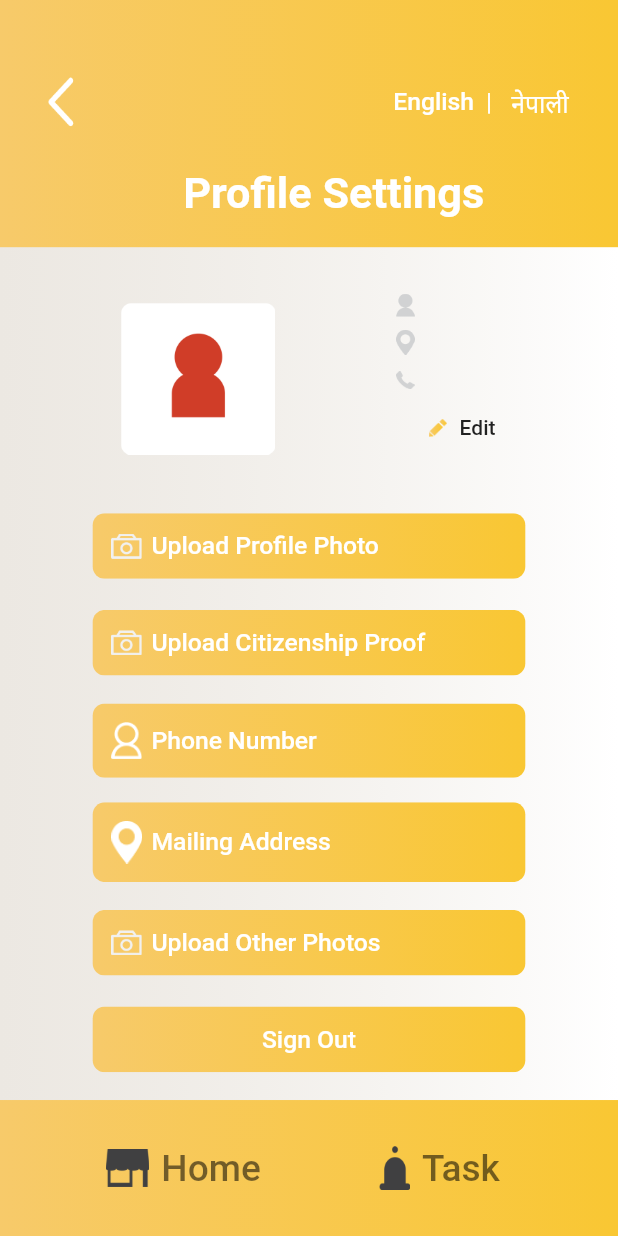
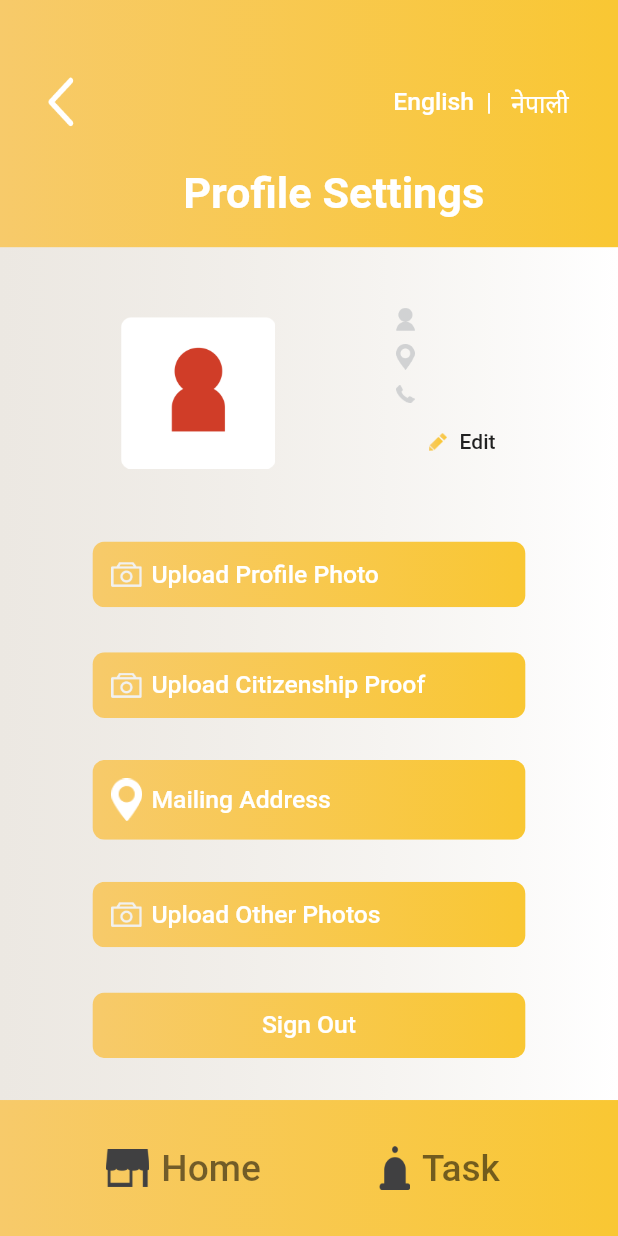
Before and after one commit to diksha/grihni, a Flutter app: the ProfileSettings screen opened directly with empty values, on a phone screen of 412 x 824 dp. Run offline on Flutter 3.47's test engine with Material 2 defaults, Android fonts, the phone set to English and light mode, and no system bars; our stand-ins replace cloud_firestore, device_preview, firebase_auth, firebase_core, firebase_storage, flutter_riverpod and 4 more; accounts and stored records are empty; generated files the repository leaves out were written again; project files that could hold a hidden picture were left out.

```diff
--- a/lib/ui/screens/profile/profile_settings.dart
+++ b/lib/ui/screens/profile/profile_settings.dart
@@ -136,15 +136,12 @@ class ProfileSettings extends ConsumerWidget {
                   ),
                 ),
                 _button(AppLocalizations.of(context)!.uploadProfilePhoto,
-                    "assets/images/icons/photo.png",context,grihini),
+                    "assets/images/icons/photo.png", context, grihini),
                 _button(AppLocalizations.of(context)!.uploadCitizenshipProof,
-                    "assets/images/icons/photo.png",context,grihini),
-                _button(AppLocalizations.of(context)!.phoneNumber,
-                    "assets/images/icons/phonenumicon.png",context,grihini),
-                _button(AppLocalizations.of(context)!.mailingAddress,
-                    "assets/images/icons/location.png",context,grihini),
+                    "assets/images/icons/photo.png", context, grihini),
+                _buttonMailingAddress(context, grihini),
                 _button(AppLocalizations.of(context)!.uploadOtherPhotos,
-                    "assets/images/icons/photo.png",context,grihini),
+                    "assets/images/icons/photo.png", context, grihini),
                 _signoutButton(context),
               ],
             ),
@@ -157,10 +154,12 @@ class ProfileSettings extends ConsumerWidget {
   }
 }
 
-Widget _button(btnLabel, String imgUrl,context,grihini) {
+Widget _button(btnLabel, String imgUrl, context, grihini) {
   return MaterialButton(
-    onPressed: (){
-      Navigator.pushNamed(context,photoUploadScreenRoute,arguments: "users/${grihini.uid}");
+    onPressed: () {
+      const snackBar =
+      SnackBar(content: Text('This function will be available soon...!',textAlign: TextAlign.center,));
+      ScaffoldMessenger.of(context).showSnackBar(snackBar);
     },
     child: Ink(
       width: w * 0.7,
@@ -194,7 +193,7 @@ Widget _button(btnLabel, String imgUrl,context,grihini) {
 Widget _signoutButton(context) {
   AuthService authService = AuthService();
   return MaterialButton(
-    onPressed: (){
+    onPressed: () {
       authService.signOut(context: context);
     },
     child: Ink(
@@ -214,3 +213,39 @@ Widget _signoutButton(context) {
     ),
   );
 }
+
+Widget _buttonMailingAddress(context, grihini) {
+  return MaterialButton(
+    onPressed: () {
+      const snackBar =
+          SnackBar(content: Text('You can\'t change the phone Number'));
+      ScaffoldMessenger.of(context).showSnackBar(snackBar);
+    },
+    child: Ink(
+      width: w * 0.7,
+      decoration: BoxDecoration(
+          borderRadius: const BorderRadius.all(Radius.circular(8)),
+          gradient: LinearGradient(
+              colors: [AppColors.lightYellow, AppColors.darkYellow])),
+      child: Padding(
+        padding: EdgeInsets.all(w * 0.03),
+        child: Row(
+          children: [
+            SizedBox(
+              child: Image.asset("assets/images/icons/location.png"),
+              width: w * 0.05,
+            ),
+            SizedBox(
+              width: w * 0.015,
+            ),
+            Text(
+              AppLocalizations.of(context)!.mailingAddress,
+              textAlign: TextAlign.center,
+              style: TextStyle(fontSize: w * 0.04, color: Colors.white),
+            ),
+          ],
+        ),
+      ),
+    ),
+  );
+}
--- a/lib/ui/screens/tasks/task_step_youtube.dart
+++ b/lib/ui/screens/tasks/task_step_youtube.dart
@@ -117,7 +117,9 @@ class TaskStepYoutube extends ConsumerWidget {
                         achaar.steps[taskLocal.currentStep]!.shouldUpload
                             ? MaterialButton(
                                 onPressed: () async {
-                                  Navigator.pushNamed(context,photoUploadScreenRoute,arguments: "tasks/${taskLocal.docId}");
+                                  const snackBar =
+                                  SnackBar(content: Text('This function will be available soon...!',textAlign: TextAlign.center,));
+                                  ScaffoldMessenger.of(context).showSnackBar(snackBar);
                                 },
                                 child: Ink(
                                   width: w * 0.7,
```
Also changed, not shown: 1 other file.
